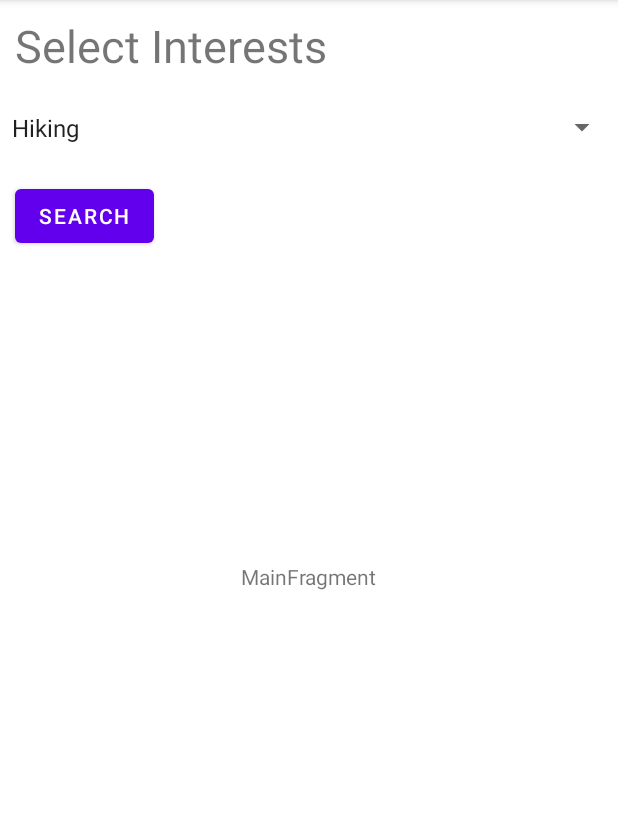
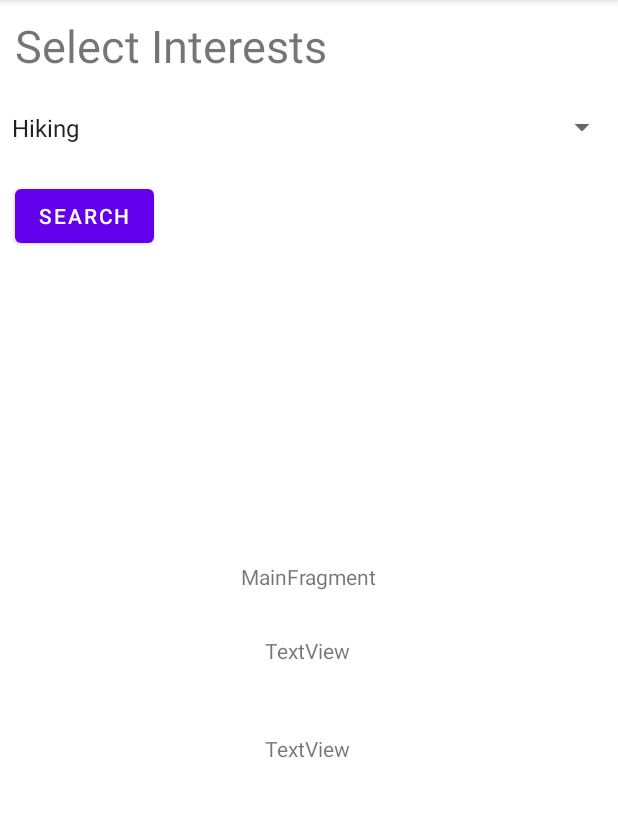
Before and after one commit to marti5a6/Bucket-List, an Android app: the screen it shows after launch (MainActivity), on a phone screen of 412 x 824 dp, the part 84-901 px from its top. Run offline under Robolectric (Android 15) with nearby library versions, the phone set to English and light mode, and no system bars; our stand-ins replace Room's generated code.

```diff
--- a/app/src/main/AndroidManifest.xml
+++ b/app/src/main/AndroidManifest.xml
@@ -3,6 +3,8 @@
     package="com.bucketlist" >
     <uses-permission android:name="android.permission.ACCESS_FINE_LOCATION" />
     <uses-permission android:name="android.permission.ACCESS_COARSE_LOCATION" />
+    <uses-permission android:name="android.permission.INTERNET" />
+    <uses-permission android:name="android.permission.WRITE_EXTERNAL_STORAGE" />
     <application
         android:allowBackup="true"
         android:icon="@mipmap/ic_launcher"
--- a/app/src/main/java/com/bucketlist/dto/LocationDetails.kt
+++ b/app/src/main/java/com/bucketlist/dto/LocationDetails.kt
@@ -1,3 +1,5 @@
 package com.bucketlist.dto
 
-data class LocationDetails(val longitude: String, val latitude: String)
+data class LocationDetails(val longitude: String, val latitude: String){
+
+}
--- a/app/src/main/java/com/bucketlist/ui/main/MainFragment.kt
+++ b/app/src/main/java/com/bucketlist/ui/main/MainFragment.kt
@@ -1,4 +1,5 @@
 package com.bucketlist.ui.main
+
 
 import android.Manifest
 import android.annotation.SuppressLint
@@ -12,6 +13,7 @@ import android.widget.Toast
 import androidx.core.content.ContextCompat
 import androidx.fragment.app.Fragment
 import androidx.lifecycle.Observer
+import androidx.lifecycle.ViewModelProvider
 import androidx.lifecycle.ViewModelProviders
 import com.bucketlist.R
 import com.bucketlist.dto.LocationDetails
@@ -19,6 +21,7 @@ import com.google.android.gms.location.FusedLocationProviderClient
 import com.google.android.gms.location.LocationServices
 import java.lang.Exception
 
+@Suppress("DEPRECATION")
 class MainFragment : Fragment() {
 
 private val LOCATION_PERMISSION_REQUEST_CODE=2000
@@ -27,8 +30,8 @@ private val LOCATION_PERMISSION_REQUEST_CODE=2000
     private lateinit var locationViewModel: LocationViewModel
     private lateinit var applicationViewModel: ApplicationViewModel
 
-    var latitude: String=""
-    var longitude: String=""
+    //var latitude: String=""
+    //var longitude: String=""
 
     override fun onCreateView(
         inflater: LayoutInflater,
@@ -45,7 +48,7 @@ private val LOCATION_PERMISSION_REQUEST_CODE=2000
 
 //        applicationViewModel.placeService.getLocalPlaceDAO().fetchPlaces().observe(this, Observer {
 //
-//        })
+ //      })
 
         prepRequestLocationUpdates()
 
@@ -65,17 +68,22 @@ private val LOCATION_PERMISSION_REQUEST_CODE=2000
         }
     }
 
+    //the it.lat and it.long below should show the current location once permission is granted, i checked using breakpoints on them
     private fun requestLocationUpdates() {
-
+        locationViewModel = ViewModelProviders.of(this).get(LocationViewModel::class.java)
+        locationViewModel.getLocationLiveData().observe(viewLifecycleOwner, Observer {
+            it.latitude
+            it.longitude
+        })
         /*Could not resolve error with getLocationLiveData
         so hardcoding cincinnati for now
         * */
         //latitude="39.1031"
         //longitude="84.5120"
-        applicationViewModel.getLocationLiveData().observe(viewLifecycleOwner, Observer {
+        /*applicationViewModel.getLocationLiveData().observe(viewLifecycleOwner, Observer {
             latitude= it.latitude
             longitude=  it.longitude
-        })
+        })**/
     }
 
     override fun onRequestPermissionsResult(
@@ -83,6 +91,7 @@ private val LOCATION_PERMISSION_REQUEST_CODE=2000
         permissions: Array<out String>,
         grantResults: IntArray
     ) {
+        super.onRequestPermissionsResult(requestCode, permissions, grantResults)
         when(requestCode) {
             LOCATION_PERMISSION_REQUEST_CODE -> {
                 if (grantResults.isNotEmpty() && grantResults[0] ==  PackageManager.PERMISSION_GRANTED) {
--- a/app/src/main/res/layout/main_activity.xml
+++ b/app/src/main/res/layout/main_activity.xml
@@ -4,7 +4,7 @@
     android:id="@+id/container"
     android:layout_width="match_parent"
     android:layout_height="match_parent"
-    tools:context=".MainActivity" >
+    tools:context=".MainActivity">
 
     <Spinner
         android:id="@+id/interests_spinner"
@@ -30,5 +30,4 @@
         android:text="@android:string/search_go" />
 
 
-
 </FrameLayout>
--- a/app/src/main/res/layout/main_fragment.xml
+++ b/app/src/main/res/layout/main_fragment.xml
@@ -17,4 +17,28 @@
         app:layout_constraintStart_toStartOf="parent"
         app:layout_constraintTop_toTopOf="parent" />
 
+    <TextView
+        android:id="@+id/lblLatitudeValue"
+        android:layout_width="wrap_content"
+        android:layout_height="wrap_content"
+        android:text="TextView"
+        app:layout_constraintBottom_toBottomOf="parent"
+        app:layout_constraintEnd_toEndOf="parent"
+        app:layout_constraintHorizontal_bias="0.498"
+        app:layout_constraintStart_toStartOf="parent"
+        app:layout_constraintTop_toTopOf="parent"
+        app:layout_constraintVertical_bias="0.566" />
+
+    <TextView
+        android:id="@+id/lblLongitudeValue"
+        android:layout_width="wrap_content"
+        android:layout_height="wrap_content"
+        android:text="TextView"
+        app:layout_constraintBottom_toBottomOf="parent"
+        app:layout_constraintEnd_toEndOf="parent"
+        app:layout_constraintHorizontal_bias="0.498"
+        app:layout_constraintStart_toStartOf="parent"
+        app:layout_constraintTop_toTopOf="parent"
+        app:layout_constraintVertical_bias="0.654" />
+
 </androidx.constraintlayout.widget.ConstraintLayout>
```
Also changed, not shown: app/src/main/java/com/bucketlist/ui/main/LocationLiveData.kt (+9 -8 lines).
